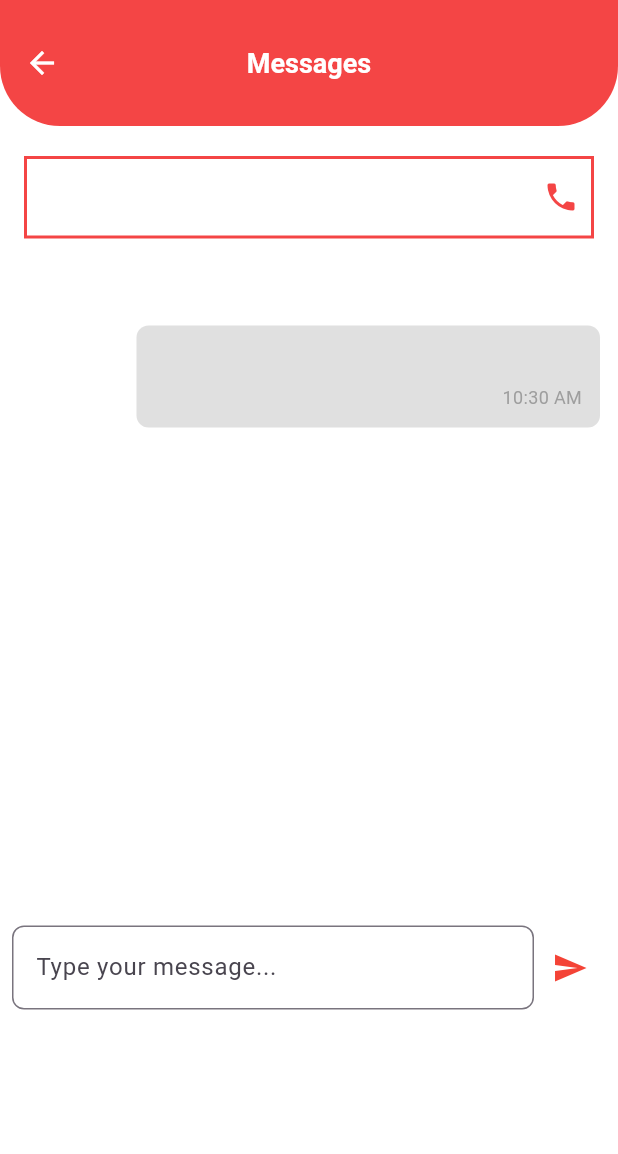
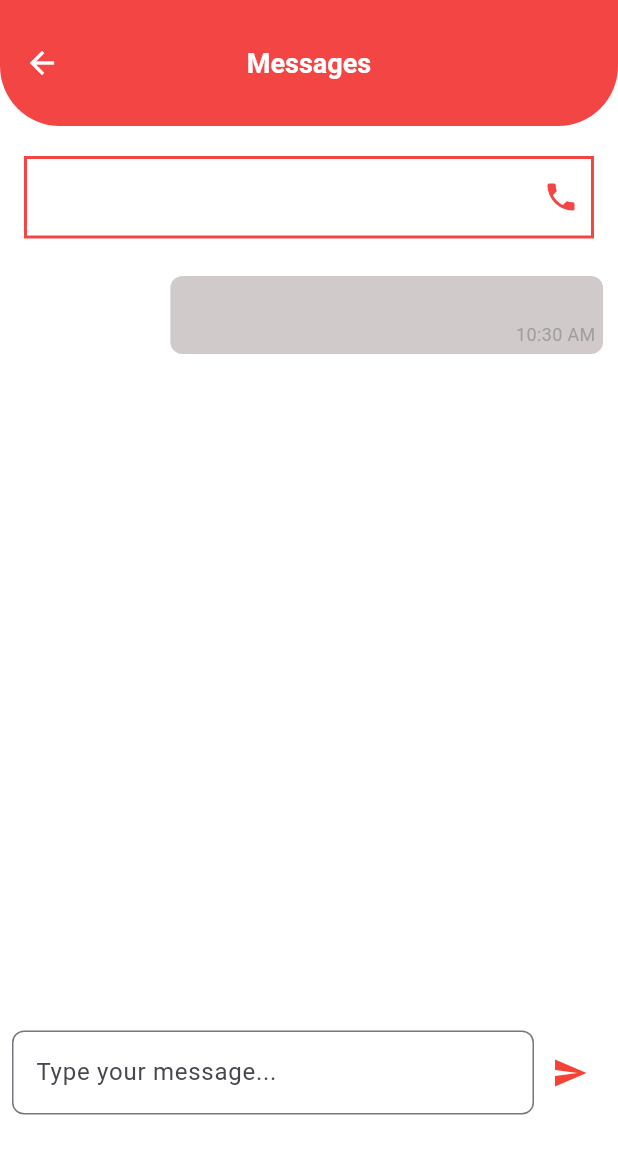
Before and after one commit to muhammadmutahir/Blood-Bank, a Flutter app: the ChatScreen screen opened directly with empty values, after a tap on the "send" icon, on a phone screen of 412 x 824 dp. Shown: the top 1154 px of the screen. Run offline on Flutter 3.47's test engine with Material 3 defaults, Android fonts, the phone set to English and light mode, and no system bars; our stand-ins replace carousel_slider, cloud_firestore, firebase_auth, firebase_core, fluttertoast, image_picker; accounts and stored records are empty.

Commit message:
enhancing the message bubble

```diff
--- a/lib/pages/messages/chat_screen.dart
+++ b/lib/pages/messages/chat_screen.dart
@@ -88,6 +88,7 @@ class _ChatScreenState extends State<ChatScreen> {
               }
               List<MessageModel>? messageModelList = snapshot.data;
               return SingleChildScrollView(
+                //reverse: true,
                 child: Column(
                   children: [
                     Padding(
@@ -137,13 +138,14 @@ class _ChatScreenState extends State<ChatScreen> {
                       ),
                     ),
                     const SizedBox(
-                      height: 50,
+                      height: 20,
                     ),
                     messageModelList == null || messageModelList.isEmpty
                         ? const Text("No messages found")
                         : SizedBox(
-                            height: 400,
+                            height: 500,
                             child: ListView.builder(
+                              //shrinkWrap: true,
                               itemCount: messageModelList.length,
                               itemBuilder: (BuildContext context, int index) {
                                 MessageModel message = messageModelList[index];
@@ -157,7 +159,7 @@ class _ChatScreenState extends State<ChatScreen> {
                             ),
                           ),
                     Padding(
-                      padding: const EdgeInsets.all(8.0),
+                      padding: const EdgeInsets.all(8),
                       child: Row(
                         children: [
                           Expanded(
@@ -292,32 +294,34 @@ class MessageBubble extends StatelessWidget {
   @override
   Widget build(BuildContext context) {
     return Padding(
-      padding: const EdgeInsets.symmetric(vertical: 8.0, horizontal: 12.0),
+      padding: const EdgeInsets.symmetric(vertical: 5, horizontal: 10),
       child: Align(
         alignment: isSender ? Alignment.centerRight : Alignment.centerLeft,
         child: Container(
+          //hkshdkfd..........................
           constraints: BoxConstraints(
-            // Added constraint to prevent full-width
-            maxWidth: MediaQuery.of(context).size.width * 0.75,
+            maxWidth: MediaQuery.of(context).size.width * 0.70,
           ),
-          padding: const EdgeInsets.all(12.0),
+          padding: const EdgeInsets.all(5),
           decoration: BoxDecoration(
-            color: isSender ? Colors.grey[300] : Colors.red[100],
-            borderRadius: BorderRadius.circular(8.0),
+            color: isSender
+                ? Color.fromARGB(255, 208, 202, 202)
+                : const Color.fromARGB(255, 232, 177, 182),
+            borderRadius: BorderRadius.circular(8),
           ),
           child: Column(
             crossAxisAlignment: CrossAxisAlignment.start,
             children: [
               Text(
                 message.message,
-                style: const TextStyle(fontSize: 16.0),
+                style: const TextStyle(fontSize: 16),
               ),
-              const SizedBox(height: 4.0),
+              const SizedBox(height: 2),
               Align(
                 alignment: Alignment.bottomRight,
                 child: Text(
                   message.time,
-                  style: const TextStyle(fontSize: 12.0, color: Colors.grey),
+                  style: const TextStyle(fontSize: 12, color: Colors.grey),
                 ),
               ),
             ],
```
